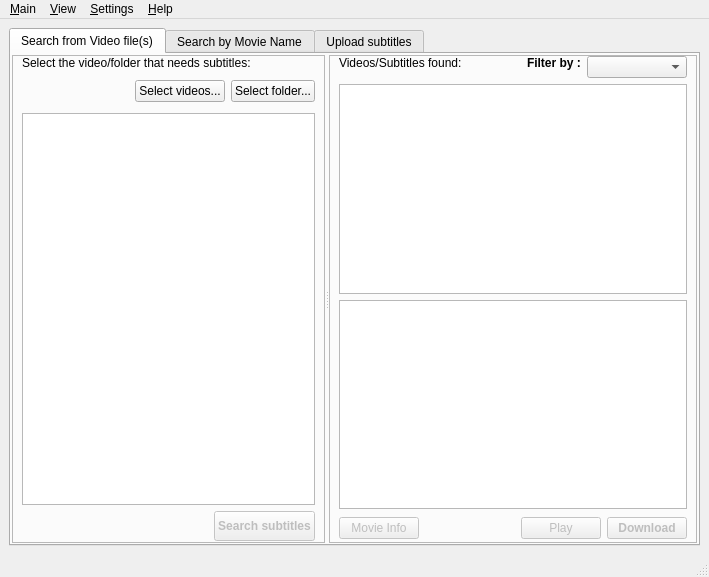
Before: the Qt Designer form gui/main.ui in subdownloader/subdownloader, drawn with Qt 5.
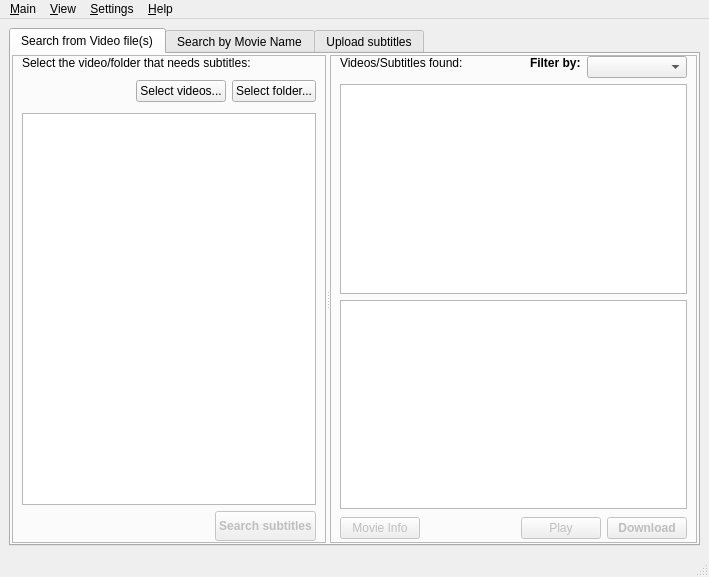
After: the same form once the commit is applied. Icons and pictures are not drawn. Custom widgets are drawn as their Qt base class.

What changed in the file:
```diff
--- a/gui/main.ui
+++ b/gui/main.ui
@@ -333,7 +333,7 @@
                       </font>
                      </property>
                      <property name="text">
-                      <string>Filter by :</string>
+                      <string>Filter by:</string>
                      </property>
                      <property name="alignment">
                       <set>Qt::AlignLeading|Qt::AlignLeft|Qt::AlignTop</set>
```
